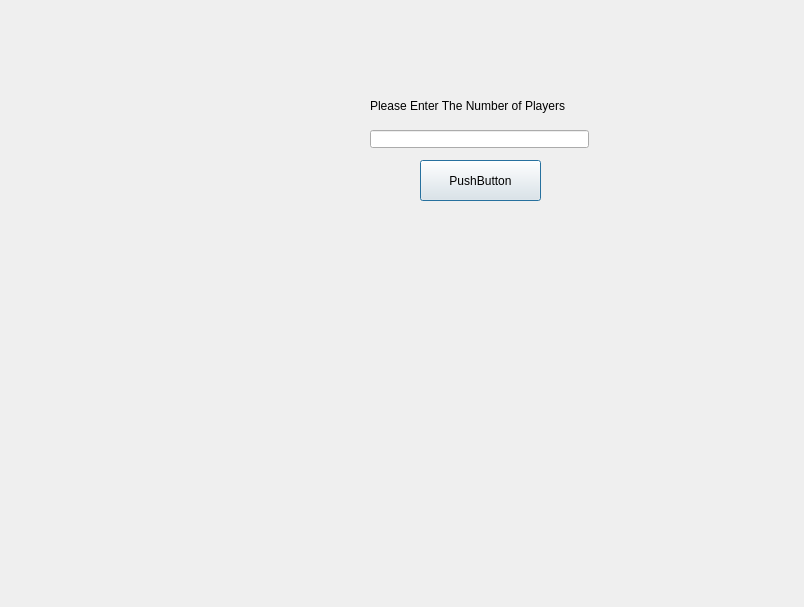
This is start.ui in Matin0789/Condottiere- as Qt 5 draws it before an edit. The edited form follows.
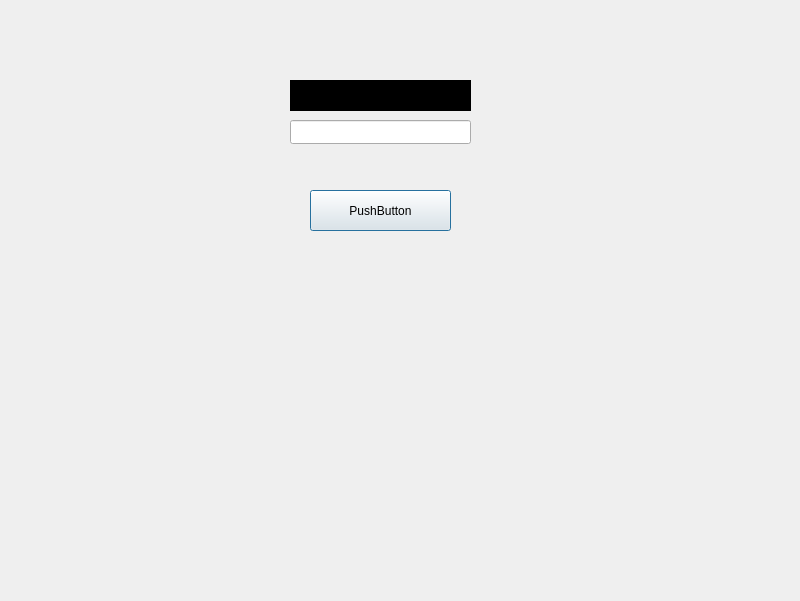
This is the edited form. Icons and pictures are not drawn.

```diff
--- a/start.ui
+++ b/start.ui
@@ -6,8 +6,8 @@
    <rect>
     <x>0</x>
     <y>0</y>
-    <width>804</width>
-    <height>607</height>
+    <width>800</width>
+    <height>601</height>
    </rect>
   </property>
   <property name="windowTitle">
@@ -16,51 +16,49 @@
   <property name="styleSheet">
    <string notr="true">border-image: url(:/Description/Graphics/photos/1440496.jpg);</string>
   </property>
-  <widget class="QLineEdit" name="lineEdit_MarkerColor">
-   <property name="geometry">
-    <rect>
-     <x>370</x>
-     <y>130</y>
-     <width>219</width>
-     <height>18</height>
-    </rect>
-   </property>
-   <property name="styleSheet">
-    <string notr="true">border-image: url(:/Description/Graphics/photos/white (1).jpg);</string>
-   </property>
-  </widget>
-  <widget class="QLabel" name="label_Name">
-   <property name="geometry">
-    <rect>
-     <x>370</x>
-     <y>90</y>
-     <width>219</width>
-     <height>31</height>
-    </rect>
-   </property>
-   <property name="styleSheet">
-    <string notr="true">border-image: url(:/Description/Graphics/photos/white (1).jpg);</string>
-   </property>
-   <property name="text">
-    <string>Please Enter The Number of Players</string>
-   </property>
-  </widget>
   <widget class="QPushButton" name="pushButton">
    <property name="geometry">
     <rect>
-     <x>420</x>
-     <y>160</y>
-     <width>121</width>
+     <x>310</x>
+     <y>190</y>
+     <width>141</width>
      <height>41</height>
     </rect>
    </property>
-   <property name="styleSheet">
-    <string notr="true">border-image: url(:/Description/Graphics/photos/white (1).jpg);</string>
-   </property>
    <property name="text">
     <string>PushButton</string>
    </property>
   </widget>
+  <widget class="QLineEdit" name="lineEdit">
+   <property name="geometry">
+    <rect>
+     <x>290</x>
+     <y>120</y>
+     <width>181</width>
+     <height>24</height>
+    </rect>
+   </property>
+   <property name="styleSheet">
+    <string notr="true">border-image: url(:/Description/Graphics/photos/white (1).jpg);</string>
+   </property>
+  </widget>
+  <widget class="QLabel" name="label">
+   <property name="geometry">
+    <rect>
+     <x>290</x>
+     <y>80</y>
+     <width>181</width>
+     <height>31</height>
+    </rect>
+   </property>
+   <property name="styleSheet">
+    <string notr="true">border-image: url(:/Description/Graphics/photos/white (1).jpg);
+background-color: rgb(0, 0, 0);</string>
+   </property>
+   <property name="text">
+    <string>  Please Enter Number of Players</string>
+   </property>
+  </widget>
  </widget>
  <resources/>
  <connections/>
```
Left out of the diff: 2 changed lines with no effect on the pictures.
